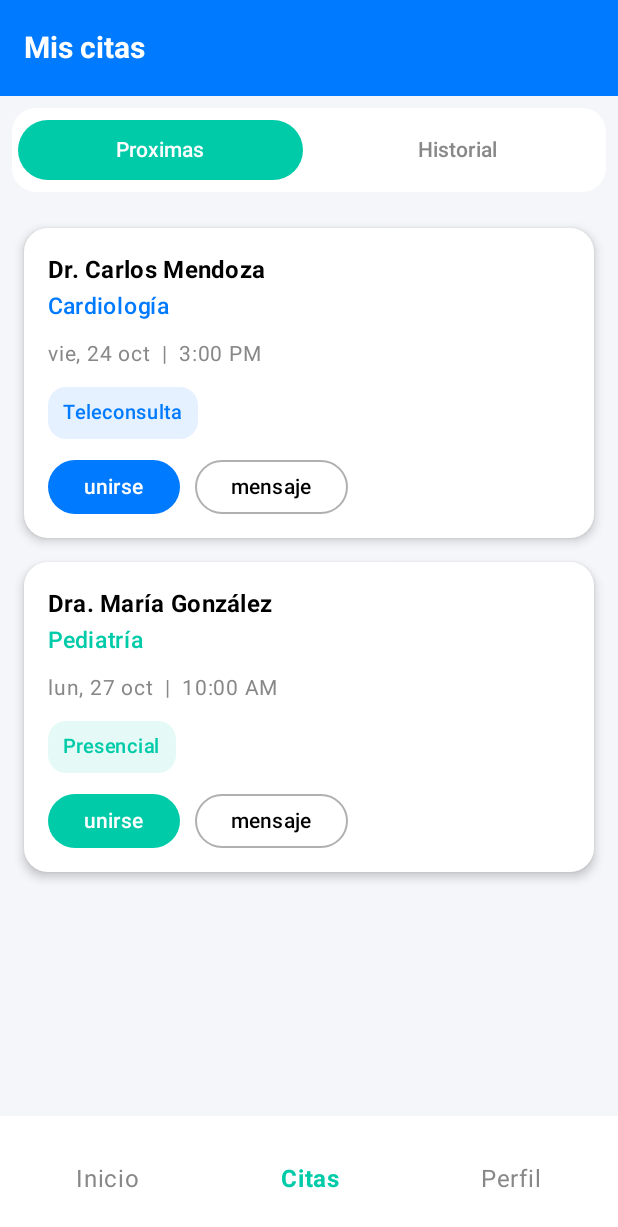
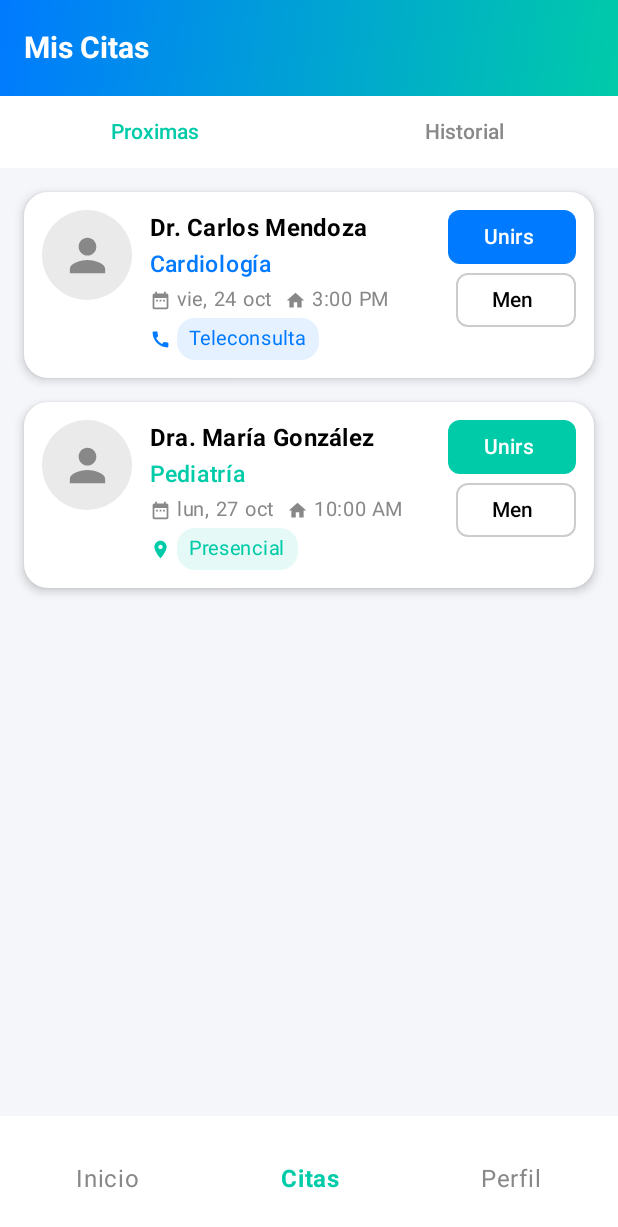
Before and after one commit to Strike32GT/ProyectoMobiles_GrupoMas_Olortegui, an Android app built with Jetpack Compose: the MisCitas screen opened through its navigation route, on a phone screen of 412 x 824 dp. Shown: the top 1227 px of the screen. Run offline under Robolectric (Android 15) with nearby library versions, the phone set to English and light mode, and no system bars.

Commit message:
MisCitas activity mejorado (diseño) vinculado con Modelo Citas

```diff
--- a/app/src/main/java/com/mediturn/app/ui/screens/MisCitas.kt
+++ b/app/src/main/java/com/mediturn/app/ui/screens/MisCitas.kt
@@ -5,10 +5,19 @@ import androidx.compose.foundation.background
 import androidx.compose.foundation.layout.*
 import androidx.compose.foundation.layout.Arrangement
 import androidx.compose.foundation.lazy.*
+import androidx.compose.foundation.shape.CircleShape
 import androidx.compose.foundation.shape.RoundedCornerShape
+import androidx.compose.material.icons.Icons
+import androidx.compose.material.icons.filled.Call
+import androidx.compose.material.icons.filled.DateRange
+import androidx.compose.material.icons.filled.Home
+import androidx.compose.material.icons.filled.Person
+import androidx.compose.material.icons.filled.Place
 import androidx.compose.material3.*
 import androidx.compose.runtime.*
-import androidx.compose.ui.*
+import androidx.compose.ui.Alignment
+import androidx.compose.ui.Modifier
+import androidx.compose.ui.draw.clip
 import androidx.compose.ui.graphics.*
 import androidx.compose.ui.text.font.*
 import androidx.compose.ui.unit.*
@@ -25,10 +34,21 @@ fun MisCitas(navController: NavController) {
     Scaffold (
         topBar = {
             TopAppBar(
-                title = { Text("Mis citas", fontSize = 20.sp, fontWeight = FontWeight.Bold) },
+                title = {
+                    Text(
+                        text = "Mis Citas",
+                        fontSize = 20.sp,
+                        fontWeight = FontWeight.Bold,
+                        color = Color.White
+                    )
+                },
                 colors = TopAppBarDefaults.topAppBarColors(
-                    containerColor = Color(0xFF007AFF),
-                    titleContentColor = Color.White
+                    containerColor = Color.Transparent
+                ),
+                modifier = Modifier.background(
+                    Brush.linearGradient(
+                        listOf(Color(0xFF007AFF), Color(0xFF00CBA9))
+                    )
                 )
             )
         },
@@ -51,29 +71,29 @@ fun MisCitas(navController: NavController) {
                         .fillMaxSize()
                         .background(Color(0xFFF5F6FA))
                 ){
-                    Row(
-                        modifier = Modifier
-                            .fillMaxWidth()
-                            .padding(8.dp)
-                            .background(Color.White, RoundedCornerShape(16.dp)),
-                        horizontalArrangement = Arrangement.SpaceEvenly
+                    TabRow(
+                        selectedTabIndex = selectTab,
+                        containerColor = Color.White,
+                        contentColor = Color(0xFF00CBA9),
+                        indicator = {},
+                        divider = {}
                     ){
                         tabs.forEachIndexed { index, title ->
-                            val selected = selectTab == index
-                            TextButton(
-                                onClick = {selectTab = index},
-                                colors = ButtonDefaults.textButtonColors(
-                                    containerColor = if (selected) Color(0xFF00CBA9) else Color.Transparent,
-                                    contentColor = if(selected) Color.White else Color.Gray
-                                ),
-                                modifier = Modifier
-                                    .weight(1f)
-                                    .padding(4.dp)
-                            ) {
-                                Text(title, fontWeight = FontWeight.SemiBold)
+                            Tab(
+                                selected = selectTab == index,
+                                onClick = { selectTab = index },
+                                text = {
+                                    Text(
+                                        text = title,
+                                        fontWeight = FontWeight.SemiBold,
+                                        color = if(selectTab == index)
+                                        Color(0xFF00CBA9) else Color.Gray
+                                        )
+                                       }
+                            )
                         }
                     }
-                    }
+
                     when (selectTab){
                         0 ->CitasProximas()
                         1->CitasHistorial()
@@ -106,7 +126,8 @@ fun CitasHistorial(){
             "Medicina General",
             "mar, 14 oct",
             "2:00 PM",
-            "Completada")
+            "Completada"
+        )
     )
 
     LazyColumn(
@@ -114,7 +135,7 @@ fun CitasHistorial(){
         verticalArrangement = Arrangement.spacedBy(16.dp)
     ){
         items(citas){ cita ->
-            CitaCard(cita,historial=true)
+            CitaCard(cita, historial=true)
         }
     }
 }
@@ -132,21 +153,39 @@ fun CitasHistorial(){
     }
 
     Card(
-                modifier = Modifier.fillMaxWidth(),
+        modifier = Modifier
+            .fillMaxWidth()
+            .wrapContentHeight(),
         colors = CardDefaults.cardColors(containerColor = Color.White),
         elevation = CardDefaults.cardElevation(defaultElevation = 4.dp),
         shape = RoundedCornerShape(16.dp)
     ) {
-                Column(modifier = Modifier.padding(16.dp)) {
+        Row(modifier = Modifier.padding(12.dp)) {
 
+            Box(
+                modifier = Modifier
+                    .size(60.dp)
+                    .clip(CircleShape)
+                    .background(Color(0xFFEAEAEA)),
+                contentAlignment = Alignment.Center
+            ){
+                Icon(
+                    imageVector = Icons.Default.Person,
+                    contentDescription = "Profile",
+                    tint = Color.Gray,
+                    modifier = Modifier.size(35.dp)
+                )
+            }
+
+            Spacer(modifier = Modifier.width(12.dp))
+
+            Column(modifier = Modifier.weight(1f)){
                 Text(
                     text = cita.doctor,
                     style = MaterialTheme.typography.titleMedium,
                     fontWeight = FontWeight.Bold,
                     color = Color.Black
                 )
-
-
                 Text(
                     text = cita.especialidad,
                     color = colorTipo,
@@ -154,66 +193,100 @@ fun CitasHistorial(){
                     fontSize = 15.sp
                 )
 
+                Row(verticalAlignment = Alignment.CenterVertically){
+                    Icon(
+                        imageVector = Icons.Default.DateRange,
+                        contentDescription = null,
+                        tint = Color.Gray,
+                        modifier = Modifier.size(14.dp)
+                    )
 
-                    Spacer(modifier = Modifier.height(8.dp))
-
+                    Spacer(modifier = Modifier.width(4.dp))
 
                     Text(
-                        text = "${cita.fecha}  |  ${cita.hora}",
+                        cita.fecha,
                         color = Color.Gray,
-                        fontSize = 14.sp
+                        fontSize = 13.sp
                     )
 
+                    Spacer(modifier = Modifier.width(8.dp))
 
-                    Spacer(modifier = Modifier.height(10.dp))
+                    Icon(
+                        imageVector = Icons.Default.Home,
+                        contentDescription = null,
+                        tint = Color.Gray,
+                        modifier = Modifier.size(14.dp)
+                    )
 
-                    Box(
-                        modifier = Modifier
-                            .background(colorTipo.copy(alpha = 0.1f), RoundedCornerShape(12.dp))
-                            .padding(horizontal = 10.dp, vertical = 5.dp)
-                    ){
+                    Spacer(modifier = Modifier.width(4.dp))
+
+                    Text(
+                        cita.hora, color = Color.Gray, fontSize = 13.sp
+                    )
+                }
+
+                Spacer(modifier = Modifier.width(2.dp))
+
+                Row(verticalAlignment = Alignment.CenterVertically){
+                    val icon= if(cita.tipo == "Teleconsulta")
+                        Icons.Default.Call
+                    else
+                        Icons.Default.Place
+
+                    Icon(
+                        imageVector = icon,
+                        contentDescription = null,
+                        tint=colorTipo,
+                        modifier = Modifier.size(14.dp)
+                    )
+
+                    Spacer(modifier = Modifier.width(4.dp))
+
                     Text(
                         text = cita.tipo,
                         color = colorTipo,
                         fontSize = 13.sp,
+                        modifier = Modifier
+                            .background(colorTipo.copy(alpha = 0.1f), RoundedCornerShape(12.dp))
+                            .padding(horizontal = 8.dp, vertical = 2.dp)
+                    )
+                }
+            }
+
+            if (!historial) {
+                Column(
+                    horizontalAlignment = Alignment.End,
+                    verticalArrangement = Arrangement.spacedBy(6.dp)){
+
+                    Button(
+                        onClick = {/**/},
+                        colors = ButtonDefaults.buttonColors(containerColor = colorTipo),
+                        shape = RoundedCornerShape(8.dp),
+                        modifier = Modifier
+                            .height(36.dp)
+                            .width(85.dp)
+                    ) {
+                        Text(
+                            "Unirse",
+                            fontSize = 14.sp,
                             fontWeight = FontWeight.Medium
                         )
                     }
-
-
-                    if (!historial) {
-                        Spacer(modifier = Modifier.height(14.dp))
-
-
-                        Row(horizontalArrangement = Arrangement.spacedBy(10.dp)){
-                            Button(
-                                onClick = {/**/},
-                                colors = ButtonDefaults.buttonColors(containerColor = colorTipo),
-                                shape = RoundedCornerShape(30.dp),
-                                modifier = Modifier.height(36.dp)
-                            ) {
-                                Text(
-                                    text = "unirse",
-                                    fontWeight = FontWeight.Medium,
-                                    fontSize = 14.sp
-                                )
-                            }
-
                     OutlinedButton(
                         onClick = {/**/},
-                                shape = RoundedCornerShape(30.dp),
-                                border = BorderStroke(1.dp,Color(0xFFB0B0B0)),
-                                modifier = Modifier.height(36.dp)
+                        shape = RoundedCornerShape(8.dp),
+                        border = BorderStroke(1.dp,Color.LightGray),
+                        modifier = Modifier
+                            .height(36.dp)
+                            .width(80.dp)
                     ) {
-                                Text(
-                                    "mensaje",
-                                    color = Color.Black,
-                                    fontSize = 14.sp
-                                )
+                        Text("Mensaje", fontSize = 14.sp, color = Color.Black)
                     }
                 }
             } else {
+
                 Spacer(modifier = Modifier.height(10.dp))
+
                 Text(
                     text = "Completada",
                     color = colorTipo,
```
Lines whose indentation alone changed are shown as unchanged.
